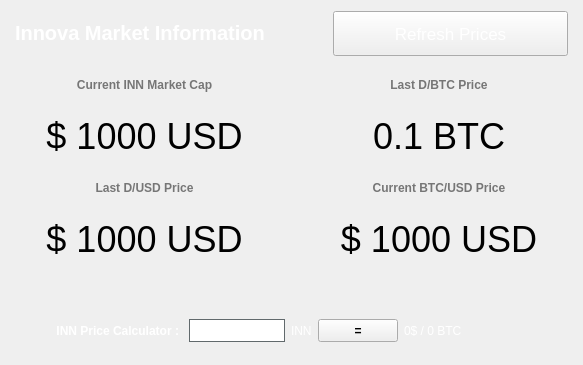
The window that src/qt/forms/marketbrowser.ui (innova-foundation/innova) describes before a commit, drawn with Qt 5.
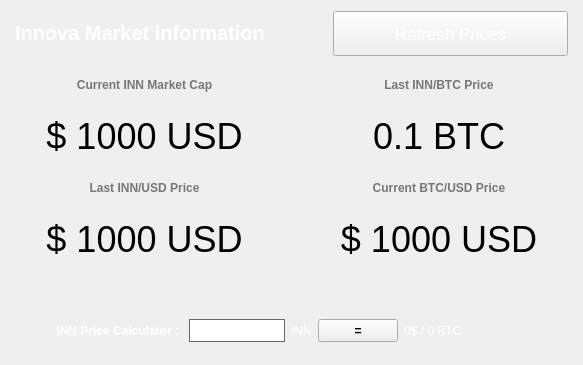
The same window after the commit.

```diff
--- a/src/qt/forms/marketbrowser.ui
+++ b/src/qt/forms/marketbrowser.ui
@@ -349,7 +349,7 @@
           </sizepolicy>
          </property>
          <property name="text">
-          <string>&lt;html&gt;&lt;head/&gt;&lt;body&gt;&lt;p&gt;&lt;span style=&quot; font-weight:600; color:#767676;&quot;&gt;Last D/BTC Price&lt;/span&gt;&lt;/p&gt;&lt;/body&gt;&lt;/html&gt;</string>
+          <string>&lt;html&gt;&lt;head/&gt;&lt;body&gt;&lt;p&gt;&lt;span style=&quot; font-weight:600; color:#767676;&quot;&gt;Last INN/BTC Price&lt;/span&gt;&lt;/p&gt;&lt;/body&gt;&lt;/html&gt;</string>
          </property>
          <property name="alignment">
           <set>Qt::AlignCenter</set>
@@ -371,7 +371,7 @@
         </sizepolicy>
        </property>
        <property name="text">
-        <string>&lt;html&gt;&lt;head/&gt;&lt;body&gt;&lt;p&gt;&lt;span style=&quot; font-weight:600; color:#767676;&quot;&gt;Last D/USD Price&lt;/span&gt;&lt;/p&gt;&lt;/body&gt;&lt;/html&gt;</string>
+        <string>&lt;html&gt;&lt;head/&gt;&lt;body&gt;&lt;p&gt;&lt;span style=&quot; font-weight:600; color:#767676;&quot;&gt;Last INN/USD Price&lt;/span&gt;&lt;/p&gt;&lt;/body&gt;&lt;/html&gt;</string>
        </property>
        <property name="alignment">
         <set>Qt::AlignCenter</set>
```
